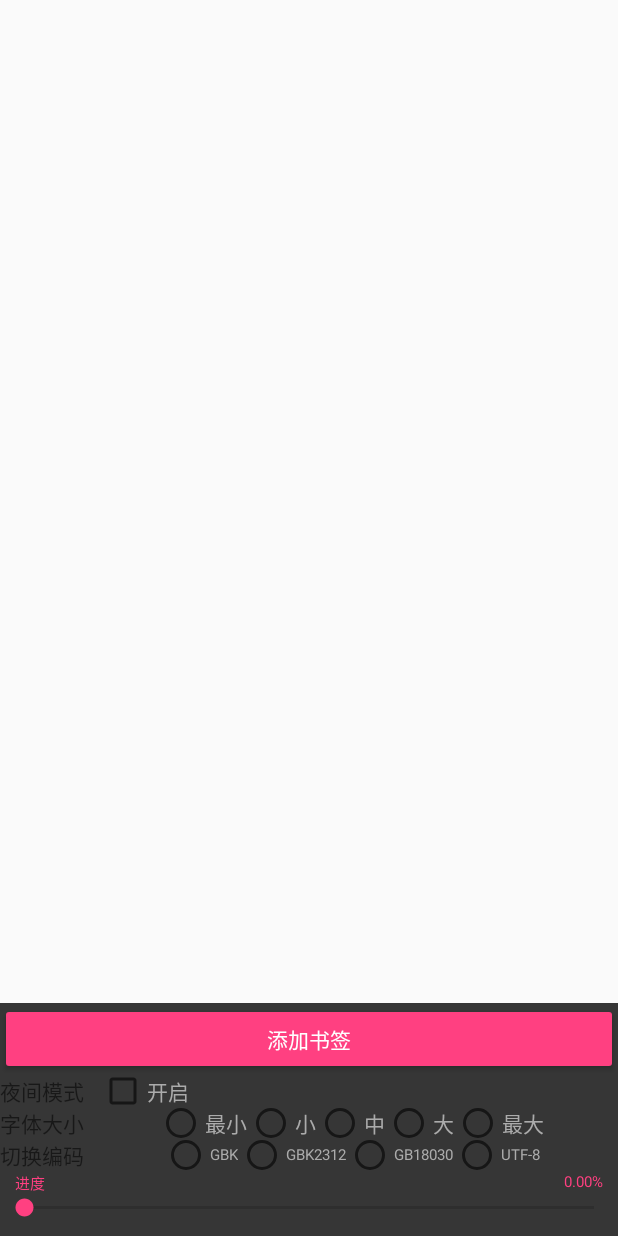
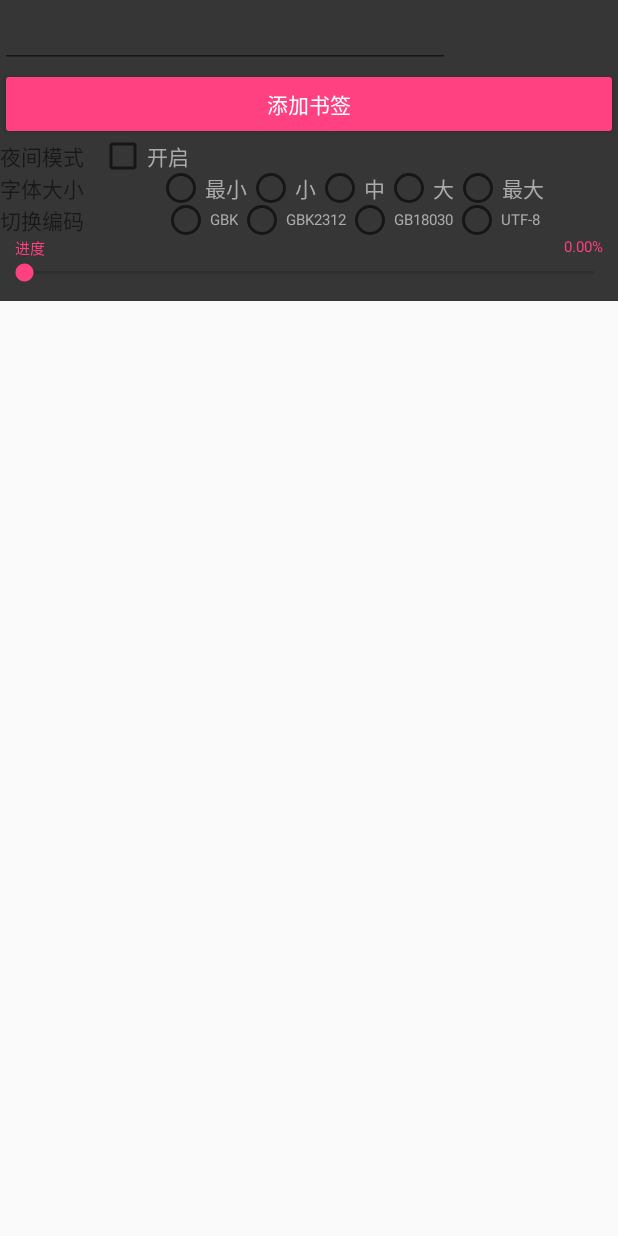
Before and after one commit to Albert-Shi/Reader_final, an Android app: the layout controller.xml on its own in the app's theme, with its tools: preview values and no code run, on a phone screen of 412 x 824 dp. Run offline under Robolectric (Android 15) with nearby library versions, the phone set to English and light mode, and no system bars; Roboto replaces fonts that are not available here.

Commit message:
1.0版本

```diff
--- a/app/src/main/AndroidManifest.xml
+++ b/app/src/main/AndroidManifest.xml
@@ -8,6 +8,7 @@
     <uses-permission android:name="android.permission.WRITE_EXTERNAL_STORAGE" />
 
     <application
+        android:windowSoftInputMode="stateHidden"
         android:allowBackup="true"
         android:icon="@mipmap/icon_reader"
         android:label="@string/app_name"
--- a/app/src/main/java/com/shishuheng/reader/process/DatabaseOperator.java
+++ b/app/src/main/java/com/shishuheng/reader/process/DatabaseOperator.java
@@ -36,7 +36,7 @@ public class DatabaseOperator {
         db = helper.getWritableDatabase();
     }
 
-    public synchronized int getInt(String table, String field, String field_PrimaryKey, String value_PrimaryKey) {
+    public int getInt(String table, String field, String field_PrimaryKey, String value_PrimaryKey) {
         int r = -1;
         String query = "select " +field+ " from " +table+ " where " +field_PrimaryKey+ "=?";
         cursor = db.rawQuery(query, new String[] {value_PrimaryKey});
--- a/app/src/main/java/com/shishuheng/reader/ui/activities/MainActivity.java
+++ b/app/src/main/java/com/shishuheng/reader/ui/activities/MainActivity.java
@@ -248,6 +248,8 @@ public class MainActivity extends AppCompatActivity
         if (id == R.id.nav_addFromFolder) {
             Utilities.getDirectoryBookFiles(this);
             Toast.makeText(this, "添加完成，请手动下拉刷新书籍列表", Toast.LENGTH_SHORT).show();
+        } else if (id == R.id.nav_exit) {
+            System.exit(1);
         }
         /*
         else if (id == R.id.nav_slideshow) {
--- a/app/src/main/res/layout/controller.xml
+++ b/app/src/main/res/layout/controller.xml
@@ -1,4 +1,27 @@
 <?xml version="1.0" encoding="utf-8"?>
+<LinearLayout xmlns:android="http://schemas.android.com/apk/res/android"
+    android:layout_width="match_parent"
+    android:layout_height="wrap_content"
+    android:orientation="vertical">
+    <LinearLayout
+        android:focusableInTouchMode="true"
+        android:background="@color/translucent_bg"
+        android:layout_width="match_parent"
+        android:layout_height="wrap_content"
+        android:gravity="center_vertical">
+        <EditText
+            android:id="@+id/findText_editText"
+            android:textColor="#FFF"
+            android:layout_width="300dp"
+            android:layout_height="wrap_content" />
+        <ImageView
+            android:id="@+id/findText_button"
+            android:layout_width="wrap_content"
+            android:layout_height="30dp"
+            android:textColor="@color/colorAccent"
+            android:text="查找"/>
+    </LinearLayout>
+
     <RelativeLayout xmlns:android="http://schemas.android.com/apk/res/android"
         android:layout_width="match_parent"
         android:layout_height="match_parent"
@@ -15,12 +38,13 @@
             <LinearLayout
                 android:layout_width="match_parent"
                 android:layout_height="wrap_content">
+
                 <Button
                     android:id="@+id/addBookmark_button"
                     style="@style/Widget.AppCompat.Button.Colored"
                     android:layout_width="match_parent"
                     android:layout_height="wrap_content"
-                android:text="添加书签"/>
+                    android:text="添加书签" />
             </LinearLayout>
 
             <LinearLayout
@@ -203,3 +227,4 @@
 
         </LinearLayout>
     </RelativeLayout>
+</LinearLayout>
```
Also changed, not shown: app/src/main/java/com/shishuheng/reader/adapter/RecyclerViewAdapter.java (+6 -1 lines), app/src/main/java/com/shishuheng/reader/process/BookInformationDatabaseOpenHelper.java (+4 -4 lines), app/src/main/java/com/shishuheng/reader/ui/activities/FullscreenActivity.java (+98 -90 lines), app/src/main/java/com/shishuheng/reader/ui/fragment/TextFragment.java (+126 -91 lines), app/src/main/res/menu/activity_main_drawer.xml (+4 -8 lines), app/src/main/res/drawable/ic_menu_exit.png (added), app/src/main/res/drawable/search_button.png (added). Lines whose indentation alone changed are shown as unchanged.
